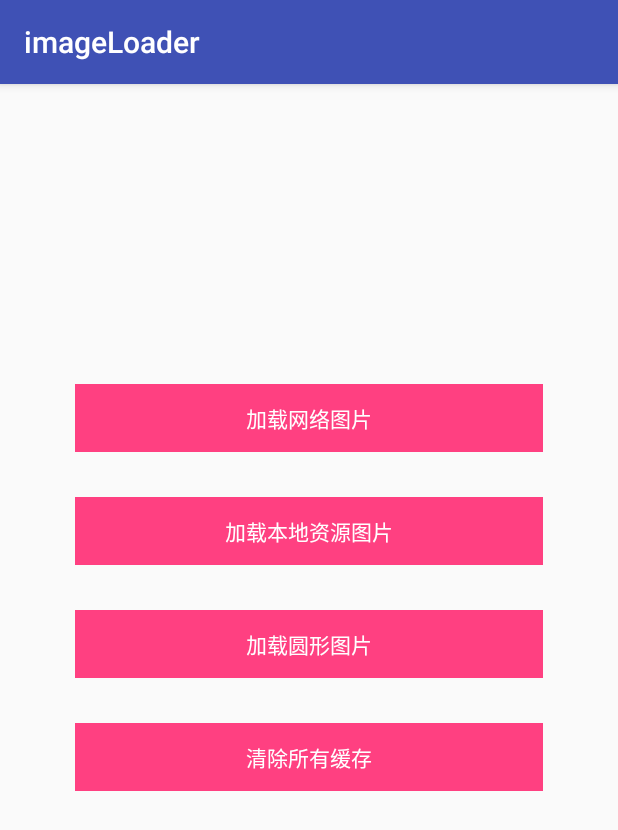
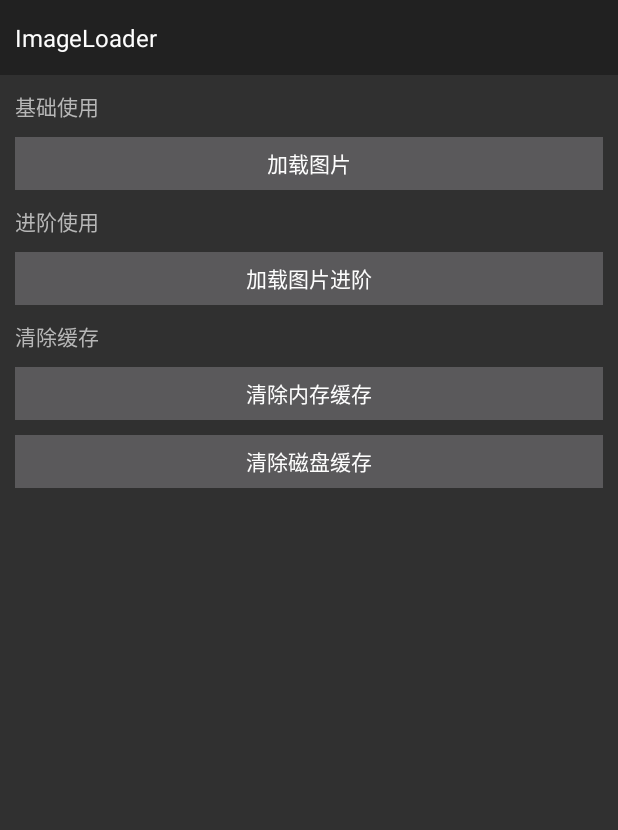
Before and after one commit to VinPin/imageLoader, an Android app: the screen it shows after launch (MainActivity), on a phone screen of 412 x 824 dp. Shown: the top 830 px of the screen. Run offline under Robolectric (Android 15) with nearby library versions, the phone set to English and light mode, and no system bars.

Commit message:
Update the example code.

```diff
--- a/example/build.gradle
+++ b/example/build.gradle
@@ -28,6 +28,8 @@ dependencies {
     implementation project(":image-loader")
     implementation fileTree(dir: 'libs', include: ['*.jar'])
     implementation "com.android.support:appcompat-v7:${rootProject.ext.supportLibVersion}"
+    implementation "com.android.support:recyclerview-v7:${rootProject.ext.supportLibVersion}"
+    implementation 'com.vinpin:baseadapter:1.0.1'
     annotationProcessor 'com.github.bumptech.glide:compiler:4.5.0'
     testImplementation 'junit:junit:4.12'
     androidTestImplementation 'com.android.support.test:runner:1.0.1'
--- a/example/src/main/java/com/vinpin/imageloader/example/MainActivity.java
+++ b/example/src/main/java/com/vinpin/imageloader/example/MainActivity.java
@@ -3,16 +3,13 @@ package com.vinpin.imageloader.example;
 import android.os.Bundle;
 import android.support.v7.app.AppCompatActivity;
 import android.view.View;
-import android.widget.ImageView;
+import android.widget.Toast;
 
 import com.vinpin.imageloader.ImageLoader;
-import com.vinpin.imageloader.engine.DiskCacheType;
-
-import java.util.Random;
+import com.vinpin.imageloader.example.loadimage.LoadImageActivity;
+import com.vinpin.imageloader.example.loadimage.LoadImageAdvancedActivity;
 
 public class MainActivity extends AppCompatActivity implements View.OnClickListener {
-
-    private ImageView imageView;
 
     @Override
     protected void onCreate(Bundle savedInstanceState) {
@@ -22,44 +19,36 @@ public class MainActivity extends AppCompatActivity implements View.OnClickListe
     }
 
     private void findViewById() {
-        imageView = findViewById(R.id.imageView);
-        findViewById(R.id.txt_url).setOnClickListener(this);
-        findViewById(R.id.txt_resid).setOnClickListener(this);
-        findViewById(R.id.txt_circle).setOnClickListener(this);
-        findViewById(R.id.txt_reset).setOnClickListener(this);
+        findViewById(R.id.txt_load_image).setOnClickListener(this);
+        findViewById(R.id.txt_loadimage_advanced).setOnClickListener(this);
+        findViewById(R.id.txt_clear_memory).setOnClickListener(this);
+        findViewById(R.id.txt_clear_disk).setOnClickListener(this);
     }
-
-    private String[] urls = new String[]{
-            "http://s1.dwstatic.com/group1/M00/86/4A/81beb00a44bc52b4fdd46285de8f8f00.png",
-            "https://isparta.github.io/compare-webp/image/gif_webp/gif/1.gif",
-            "https://ss0.baidu.com/6ONWsjip0QIZ8tyhnq/it/u=2796659031,1466769776&fm=80&w=179&h=119&img.JPEG"
-    };
 
     @Override
     public void onClick(View v) {
         switch (v.getId()) {
-            case R.id.txt_url:
-                int index = new Random().nextInt(3);
-                ImageLoader.with(this).url(urls[index])
-                        .placeholder(R.drawable.img_placeholder)
-                        .error(R.drawable.img_error)
-                        .thumbnail(0.5f)
-                        .skipMemoryCache(false)
-                        .diskCacheStrategy(DiskCacheType.RESOURCE)
-                        .into(imageView);
+            case R.id.txt_load_image:
+                startActivity(LoadImageActivity.newIntent(this));
                 break;
-            case R.id.txt_resid:
-                ImageLoader.with(this).resourceId(R.drawable.img_tmp).into(imageView);
+            case R.id.txt_loadimage_advanced:
+                startActivity(LoadImageAdvancedActivity.newIntent(this));
                 break;
-            case R.id.txt_circle:
-                ImageLoader.with(this).url(urls[0]).circleCrop().into(imageView);
+            case R.id.txt_clear_memory:
+                ImageLoader.clearMemoryCache(this);
+                Toast.makeText(this, "清除内存缓存成功！", Toast.LENGTH_SHORT).show();
                 break;
-            case R.id.txt_reset:
-                ImageLoader.clearMemoryCache(this);
+            case R.id.txt_clear_disk:
                 new Thread(new Runnable() {
                     @Override
                     public void run() {
                         ImageLoader.clearDiskCache(MainActivity.this);
+                        runOnUiThread(new Runnable() {
+                            @Override
+                            public void run() {
+                                Toast.makeText(MainActivity.this, "清除磁盘缓存成功！", Toast.LENGTH_SHORT).show();
+                            }
+                        });
                     }
                 }).start();
                 break;
--- a/example/src/main/res/layout/activity_main.xml
+++ b/example/src/main/res/layout/activity_main.xml
@@ -1,68 +1,107 @@
 <?xml version="1.0" encoding="utf-8"?>
-<LinearLayout xmlns:android="http://schemas.android.com/apk/res/android"
+<ScrollView xmlns:android="http://schemas.android.com/apk/res/android"
     xmlns:app="http://schemas.android.com/apk/res-auto"
     android:layout_width="match_parent"
     android:layout_height="match_parent"
+    android:background="@color/background">
+
+    <LinearLayout
+        android:layout_width="match_parent"
+        android:layout_height="wrap_content"
         android:orientation="vertical">
 
-    <ImageView
-        android:id="@+id/imageView"
+        <TextView
             android:layout_width="match_parent"
-        android:layout_height="150dp"
-        android:layout_marginTop="20dp"
-        android:adjustViewBounds="true"
-        android:scaleType="fitCenter" />
+            android:layout_height="50dp"
+            android:background="@color/colorPrimary"
+            android:gravity="center_vertical"
+            android:paddingLeft="10dp"
+            android:text="ImageLoader"
+            android:textColor="@color/white"
+            android:textSize="16dp" />
 
         <TextView
-        android:id="@+id/txt_url"
+            android:layout_width="wrap_content"
+            android:layout_height="wrap_content"
+            android:layout_marginLeft="10dp"
+            android:layout_marginTop="10dp"
+            android:text="基础使用"
+            android:textColor="@color/white_B7B7B7"
+            android:textSize="14dp" />
+
+        <TextView
+            android:id="@+id/txt_load_image"
             android:layout_width="match_parent"
-        android:layout_height="45dp"
-        android:layout_marginLeft="50dp"
-        android:layout_marginRight="50dp"
-        android:layout_marginTop="30dp"
-        android:background="@color/colorAccent"
+            android:layout_height="35dp"
+            android:layout_marginLeft="10dp"
+            android:layout_marginRight="10dp"
+            android:layout_marginTop="10dp"
+            android:background="@color/btn_bg"
             android:gravity="center"
-        android:text="加载网络图片"
-        android:textColor="#FFFFFF"
+            android:text="加载图片"
+            android:textColor="@color/white"
+            android:textSize="14sp" />
+
+        <!--进阶使用-->
+        <TextView
+            android:layout_width="wrap_content"
+            android:layout_height="wrap_content"
+            android:layout_marginLeft="10dp"
+            android:layout_marginTop="10dp"
+            android:text="进阶使用"
+            android:textColor="@color/white_B7B7B7"
+            android:textSize="14dp" />
+
+        <TextView
+            android:id="@+id/txt_loadimage_advanced"
+            android:layout_width="match_parent"
+            android:layout_height="35dp"
+            android:layout_marginLeft="10dp"
+            android:layout_marginRight="10dp"
+            android:layout_marginTop="10dp"
+            android:background="@color/btn_bg"
+            android:gravity="center"
+            android:text="加载图片进阶"
+            android:textColor="@color/white"
+            android:textSize="14sp" />
+
+        <!--清除缓存-->
+        <TextView
+            android:layout_width="wrap_content"
+            android:layout_height="wrap_content"
+            android:layout_marginLeft="10dp"
+            android:layout_marginTop="10dp"
+            android:gravity="center_vertical"
+            android:text="清除缓存"
+            android:textColor="@color/white_B7B7B7"
+            android:textSize="14dp" />
+
+        <TextView
+            android:id="@+id/txt_clear_memory"
+            android:layout_width="match_parent"
+            android:layout_height="35dp"
+            android:layout_marginLeft="10dp"
+            android:layout_marginRight="10dp"
+            android:layout_marginTop="10dp"
+            android:background="@color/btn_bg"
+            android:gravity="center"
+            android:text="清除内存缓存"
+            android:textColor="@color/white"
             android:textSize="14sp" />
 
         <TextView
-        android:id="@+id/txt_resid"
+            android:id="@+id/txt_clear_disk"
             android:layout_width="match_parent"
-        android:layout_height="45dp"
-        android:layout_marginLeft="50dp"
-        android:layout_marginRight="50dp"
-        android:layout_marginTop="30dp"
-        android:background="@color/colorAccent"
+            android:layout_height="35dp"
+            android:layout_marginLeft="10dp"
+            android:layout_marginRight="10dp"
+            android:layout_marginTop="10dp"
+            android:background="@color/btn_bg"
             android:gravity="center"
-        android:text="加载本地资源图片"
-        android:textColor="#FFFFFF"
-        android:textSize="14sp" />
-
-    <TextView
-        android:id="@+id/txt_circle"
-        android:layout_width="match_parent"
-        android:layout_height="45dp"
-        android:layout_marginLeft="50dp"
-        android:layout_marginRight="50dp"
-        android:layout_marginTop="30dp"
-        android:background="@color/colorAccent"
-        android:gravity="center"
-        android:text="加载圆形图片"
-        android:textColor="#FFFFFF"
-        android:textSize="14sp" />
-
-    <TextView
-        android:id="@+id/txt_reset"
-        android:layout_width="match_parent"
-        android:layout_height="45dp"
-        android:layout_marginLeft="50dp"
-        android:layout_marginRight="50dp"
-        android:layout_marginTop="30dp"
-        android:background="@color/colorAccent"
-        android:gravity="center"
-        android:text="清除所有缓存"
-        android:textColor="#FFFFFF"
+            android:text="清除磁盘缓存"
+            android:textColor="@color/white"
             android:textSize="14sp" />
 
     </LinearLayout>
+
+</ScrollView>
--- a/example/src/main/res/values/colors.xml
+++ b/example/src/main/res/values/colors.xml
@@ -1,6 +1,15 @@
 <?xml version="1.0" encoding="utf-8"?>
 <resources>
-    <color name="colorPrimary">#3F51B5</color>
-    <color name="colorPrimaryDark">#303F9F</color>
+    <color name="colorPrimary">#212121</color>
+    <color name="colorPrimaryDark">#000000</color>
     <color name="colorAccent">#FF4081</color>
+
+    <color name="background">#303030</color>
+    <color name="btn_bg">#5A595B</color>
+    <color name="white">#FDFDFD</color>
+    <color name="white_B7B7B7">#B7B7B7</color>
+
+    <color name="textcolor">#000000</color>
+    <color name="space_line">#F0F0F4</color>
+
 </resources>
--- a/example/src/main/res/values/styles.xml
+++ b/example/src/main/res/values/styles.xml
@@ -1,7 +1,7 @@
 <resources>
 
     <!-- Base application theme. -->
-    <style name="AppTheme" parent="Theme.AppCompat.Light.DarkActionBar">
+    <style name="AppTheme" parent="Theme.AppCompat.Light.NoActionBar">
         <!-- Customize your theme here. -->
         <item name="colorPrimary">@color/colorPrimary</item>
         <item name="colorPrimaryDark">@color/colorPrimaryDark</item>
```
Also changed, not shown: example/src/main/AndroidManifest.xml (+11 -1 lines), example/src/main/java/com/vinpin/imageloader/example/bean/LoadImageInfo.java (added, +13 -0 lines), example/src/main/java/com/vinpin/imageloader/example/config/ImageConfig.java (added, +14 -0 lines), example/src/main/java/com/vinpin/imageloader/example/loadimage/LoadImageActivity.java (added, +142 -0 lines), example/src/main/java/com/vinpin/imageloader/example/loadimage/LoadImageAdvancedActivity.java (added, +141 -0 lines), example/src/main/res/layout/activity_load_image.xml (added, +24 -0 lines), example/src/main/res/layout/item_load_image_list.xml (added, +29 -0 lines). Lines whose indentation alone changed are shown as unchanged.
